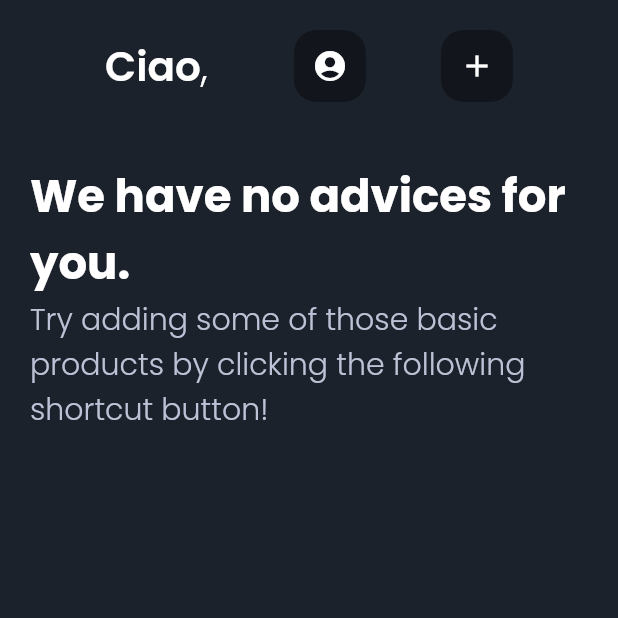
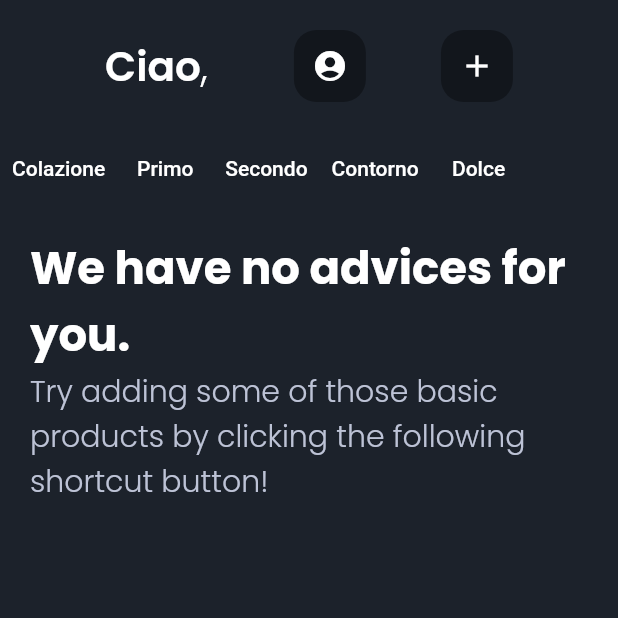
Before and after one commit to mitegj/food_match, a Flutter app: the screen it shows once a user with an empty profile is signed in, on a phone screen of 412 x 824 dp, the top half of it. Run offline on Flutter 3.47's test engine with Material 2 defaults, Android fonts, the phone set to English and light mode, and no system bars; our stand-ins replace cloud_firestore, firebase_auth, firebase_core, firebase_remote_config, flutter_spinkit, font_awesome_flutter and 4 more; accounts and stored records are empty.

Commit message:
Filtri menu
filtri menu
bug minore hot reload
enum dishType
descrizione menu

```diff
--- a/lib/controllers/menu_controller.dart
+++ b/lib/controllers/menu_controller.dart
@@ -1,6 +1,7 @@
 import 'package:flutter/material.dart';
 import 'package:get/get.dart';
 import 'package:morning_brief/controllers/ingredient_controller.dart';
+import 'package:morning_brief/enum/dish_type_enum.dart';
 import 'package:morning_brief/models/menu_model.dart';
 import 'package:morning_brief/services/menu_database.dart';
 
@@ -17,17 +18,32 @@ class MenuController extends GetxController {
   MenuController();
   MenuController.fromCtrl(IngredientController ingController)
       : _ingController = ingController {
-    this.onInit();
+    // this.onInit();
   }
 
   @override
   void onInit() {
     super.onInit();
-    getMenuList();
+    // getMenuList();
   }
 
-  getMenuList() {
-    menuList.bindStream(DatabaseMenu().menuStream(_ingController, 30));
+  List<int> getAllFilters() {
+    // se i filtri sono vuoti li aggiungo tutti
+    List<int> fl = [];
+
+    DishType.values.forEach((el) {
+      fl.add(el.index);
+    });
+
+    return fl;
+  }
+
+  getMenuList(List<int> filters) {
+    print(filters);
+    if (filters.length == 0) {
+      filters = getAllFilters();
+    }
+    menuList.bindStream(DatabaseMenu().menuStream(_ingController, filters, 30));
   }
 
   Future<bool> updateStockCtrl(String uid, bool stock) async {
--- /dev/null
+++ b/lib/enum/dish_type_enum.dart
@@ -0,0 +1,20 @@
+enum DishType { Colazione, Primo, Secondo, Contorno, Dolce }
+
+extension DishTypeExtension on DishType {
+  int get index {
+    switch (this) {
+      case DishType.Colazione:
+        return 0;
+      case DishType.Primo:
+        return 1;
+      case DishType.Secondo:
+        return 2;
+      case DishType.Contorno:
+        return 3;
+      case DishType.Dolce:
+        return 4;
+      default:
+        return -1;
+    }
+  }
+}
--- a/lib/models/menu_model.dart
+++ b/lib/models/menu_model.dart
@@ -11,6 +11,8 @@ class MenuModel {
   late List<String> steps;
   late List<MenuIngredientModel?> ingredients;
   late String note;
+  late String desc;
+  late int dishType;
 
   MenuModel(
       {required this.id,
@@ -21,7 +23,9 @@ class MenuModel {
       required this.allergies,
       required this.steps,
       required this.ingredients,
-      required this.note});
+      required this.note,
+      required this.desc,
+      required this.dishType});
 
   Map<String, dynamic> toMap() {
     return {
@@ -33,7 +37,9 @@ class MenuModel {
       "allergies": allergies,
       "steps": steps,
       "ingredients": ingredients,
-      "note": note
+      "note": note,
+      "desc": desc,
+      "dishType": dishType
     };
   }
 
@@ -47,8 +53,9 @@ class MenuModel {
         allergies: parsedJson['allergies'],
         steps: parsedJson['steps'],
         ingredients: parsedJson['ingredients'],
-      note: parsedJson['note']
-    );
+        note: parsedJson['note'],
+        desc: parsedJson['desc'],
+        dishType: parsedJson['dishType']);
   }
 
   MenuModel.fromDocumentSnapshot(
@@ -72,6 +79,9 @@ class MenuModel {
 
     note = documentSnapshot["note"] ?? "";
 
+    desc = documentSnapshot["desc"] ?? "";
+    dishType = documentSnapshot["dishType"] ?? 0;
+
     //ingredients =
     //  documentSnapshot["ingredients"].cast<MenuIngredientModel>() ?? [];
   }
@@ -88,5 +98,7 @@ extension MenuExtensions on QueryDocumentSnapshot {
         steps: this['steps'],
         ingredients: this['ingredients'],
         note: this['note'],
+        desc: this['desc'],
+        dishType: this['dishType'],
       );
 }
--- a/lib/screens/homepage.dart
+++ b/lib/screens/homepage.dart
@@ -1,10 +1,11 @@
+import 'package:flutter/foundation.dart';
 import 'package:flutter/material.dart';
 import 'package:get/get.dart';
-import 'package:get/get_state_manager/src/rx_flutter/rx_getx_widget.dart';
 import 'package:get/get_state_manager/src/rx_flutter/rx_obx_widget.dart';
 import 'package:morning_brief/controllers/ingredient_controller.dart';
 import 'package:morning_brief/controllers/menu_controller.dart';
 import 'package:morning_brief/widgets/home/empty_menu.dart';
+import 'package:morning_brief/widgets/home/filters_header.dart';
 import 'package:morning_brief/widgets/home/home_header.dart';
 import 'package:morning_brief/widgets/home/menu_tile.dart';
 import 'package:morning_brief/widgets/spinner/spinner.dart';
@@ -22,7 +23,7 @@ class HomePage extends GetWidget<IngredientController> {
     MenuController _menuController =
         Get.put<MenuController>(MenuController.fromCtrl(ingController));
     _menuController.menus = [];
-    _menuController.getMenuList();
+    _menuController.getMenuList(_menuController.getAllFilters());
 
     return Obx(() => (ingController.userAllergies != null &&
             ingController.ingredients != null)
@@ -33,6 +34,7 @@ class HomePage extends GetWidget<IngredientController> {
                 body: SafeArea(
                     child: Column(children: [
                   HomeHeader(),
+                  FilterHeader(),
                   Expanded(
                       child: _menuController.menus?.length == 0
                           ? EmptyMenu()
--- a/lib/services/menu_database.dart
+++ b/lib/services/menu_database.dart
@@ -50,10 +50,10 @@ class DatabaseMenu {
   }
 
   Stream<List<MenuModel>> menuStream(
-      IngredientController? _ingController, int limit) {
+      IngredientController? _ingController, List<int> filters, int limit) {
     return _firestore
         .collection(conf.menuCollection)
-        //.where("allergies", arrayContainsAny: _ingController?.userAllergies)
+        .where("dishType", whereIn: filters)
         .limit(limit)
         .snapshots()
         .map((QuerySnapshot query) {
--- /dev/null
+++ b/lib/widgets/home/filters_header.dart
@@ -0,0 +1,41 @@
+import 'package:flutter/foundation.dart';
+import 'package:flutter/material.dart';
+import 'package:get/get.dart';
+import 'package:morning_brief/controllers/menu_controller.dart';
+import 'package:morning_brief/enum/dish_type_enum.dart';
+
+class FilterHeader extends StatelessWidget {
+  FilterHeader({Key? key}) : super(key: key);
+
+  static List<int> listFilters = [];
+
+  List<Widget> getFilters() {
+    MenuController _menuController = Get.put<MenuController>(MenuController());
+    List<Widget> filters = [];
+    DishType.values.forEach((el) {
+      filters.add(TextButton(
+          onPressed: () => {
+                (!listFilters.contains(el.index))
+                    ? listFilters.add(el.index)
+                    : listFilters.remove(el.index),
+                //if (listFilters.length == 0) listFilters.add(-1),
+                _menuController.getMenuList(listFilters)
+              },
+          child: Text(
+            describeEnum(el),
+            style: TextStyle(
+                color: listFilters.contains(el.index)
+                    ? Colors.blue
+                    : Colors.white),
+          )));
+    });
+    return filters;
+  }
+
+  @override
+  Widget build(BuildContext context) {
+    return Row(
+      children: getFilters(),
+    );
+  }
+}
--- a/lib/widgets/home/home_header.dart
+++ b/lib/widgets/home/home_header.dart
@@ -37,38 +37,6 @@ class HomeHeader extends StatelessWidget {
               ),
             ],
           ),
-          /*InkWell(
-            onTap: () => {Get.to(() => SettingsScreen())},
-            child: CircleAvatar(
-              backgroundColor: UIColors.white,
-              child: Icon(
-                Icons.account_circle,
-                color: UIColors.black,
-              ),
-            ),
-          ),
-          InkWell(
-            onTap: () => onSettingsTapped(context),
-            child: CircleAvatar(
-              backgroundColor: UIcolors.white,
-              child: Icon(
-                Icons.calendar_today,
-                color: UIcolors.black,
-              ),
-            ),
-          ),*/
-          /*InkWell(
-            onTap: () => {
-              Get.bottomSheet(InventoryBottomSheet(), isScrollControlled: true)
-            },
-            child: CircleAvatar(
-              backgroundColor: UIColors.white,
-              child: Icon(
-                Icons.add_outlined,
-                color: UIColors.black,
-              ),
-            ),
-          ),*/
           Align(
             alignment: Alignment.centerLeft,
             child: Container(
```
Also changed, not shown: lib/widgets/home/menu_detail_bottom_sheet.dart (+0 -52 lines), lib/widgets/home/menu_tile.dart (+13 -0 lines). Lines whose indentation alone changed are shown as unchanged.
